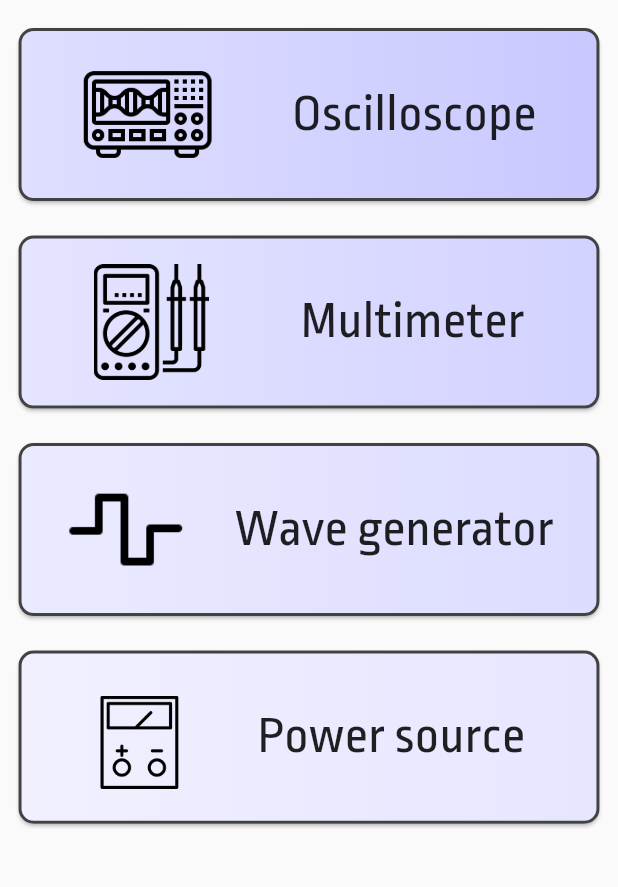
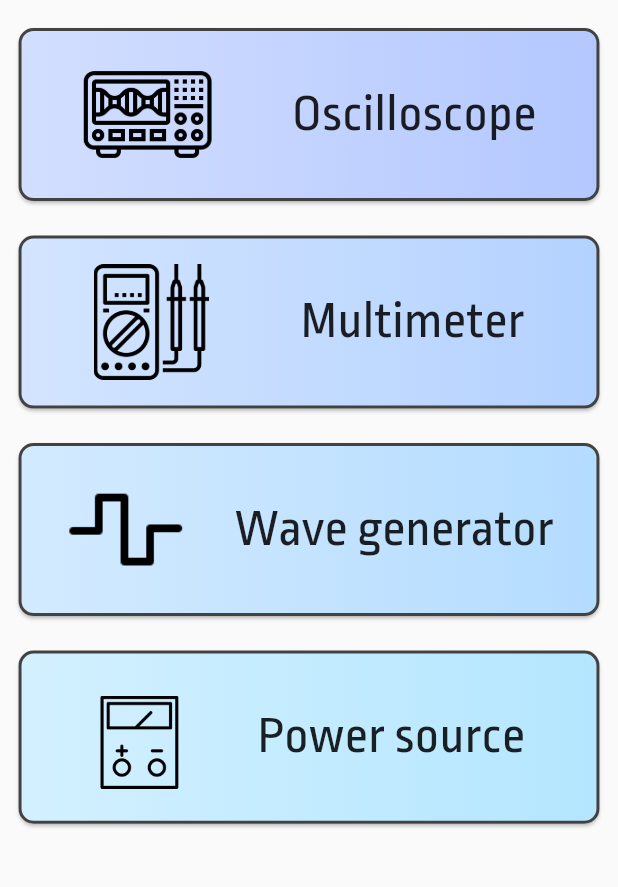
Before and after one commit to Elvez/Candle-pocket-lab, a Flutter app: the HomeScreen screen opened directly, on a phone screen of 412 x 824 dp, the part 152-1039 px from its top. Run offline on Flutter 3.47's test engine with Material 2 defaults, Android fonts, the phone set to English and light mode, and no system bars; our stand-ins replace flutter_bluetooth_serial, flutter_switch, syncfusion_flutter_charts, toggle_switch; missing offline and left inert: back_button_interceptor, holding_gesture.

Commit message:
UI improvements

```diff
--- a/lib/HomeScreen/homescreen.dart
+++ b/lib/HomeScreen/homescreen.dart
@@ -13,22 +13,22 @@ class HomeScreen extends StatelessWidget {
   final int _marginColor = 13948116;
   final _oscTile = new HomeScreenTile(
       "Oscilloscope",
-      TileColor(200, 200, 255),
+      TileColor(180, 200, 255),
       new Image.asset('images/osc.png',
           alignment: Alignment.bottomLeft, width: 100, height: 88));
   final _mulTile = new HomeScreenTile(
       "Multimeter",
-      TileColor(210, 210, 255),
+      TileColor(180, 210, 255),
       new Image.asset('images/multimeter.png',
           alignment: Alignment.bottomLeft, width: 90, height: 77));
   final _wgTile = new HomeScreenTile(
       "Wave generator",
-      TileColor(220, 220, 255),
+      TileColor(180, 220, 255),
       new Image.asset('images/waveIcon.png',
           alignment: Alignment.bottomLeft, width: 85, height: 82));
   final _psTile = new HomeScreenTile(
       "Power source",
-      TileColor(230, 230, 255),
+      TileColor(180, 230, 255),
       new Image.asset('images/powerSource.png',
           alignment: Alignment.bottomLeft, width: 62, height: 69));
   //-----------------
--- a/pubspec.yaml
+++ b/pubspec.yaml
@@ -37,7 +37,6 @@ dependencies:
   syncfusion_flutter_charts: ^19.1.59
   back_button_interceptor: ^5.0.0
   page_transition: "^2.0.2"
-  usb_serial: ^0.2.4
   flutter_bluetooth_serial: ^0.2.2
 
 
```
Also changed, not shown: lib/Device/connectScreen.dart (+29 -2 lines), lib/Device/device.dart (+13 -0 lines), lib/OscilloscopeScreen/oscilloscope.dart (+11 -11 lines), pubspec.lock.
